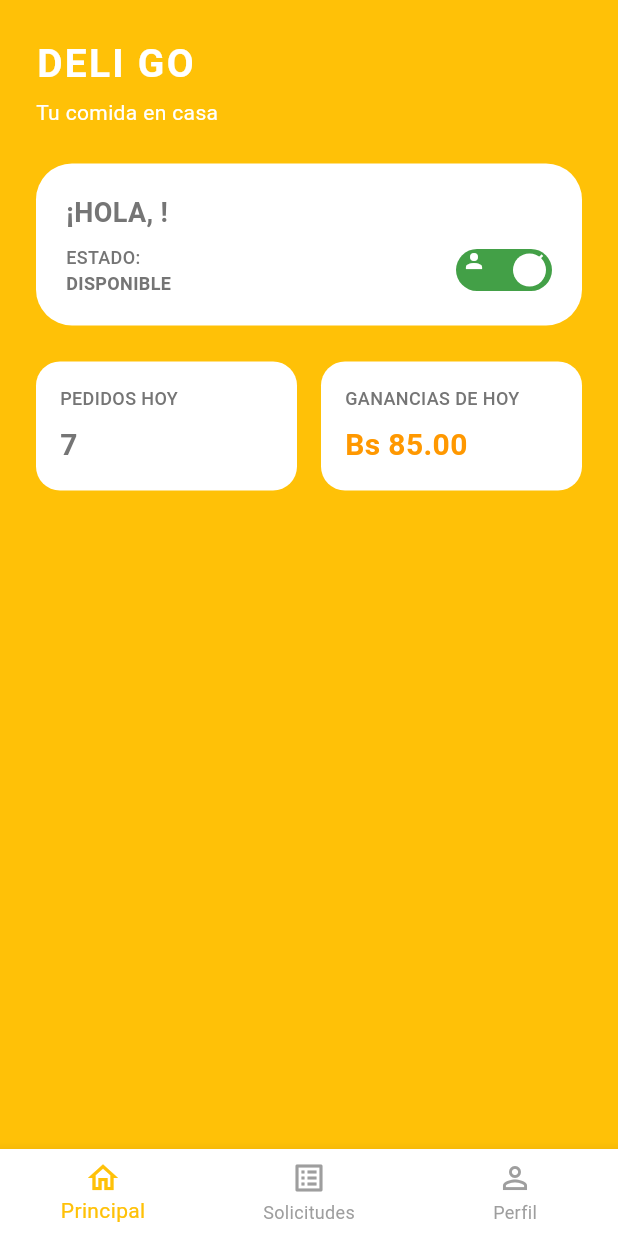
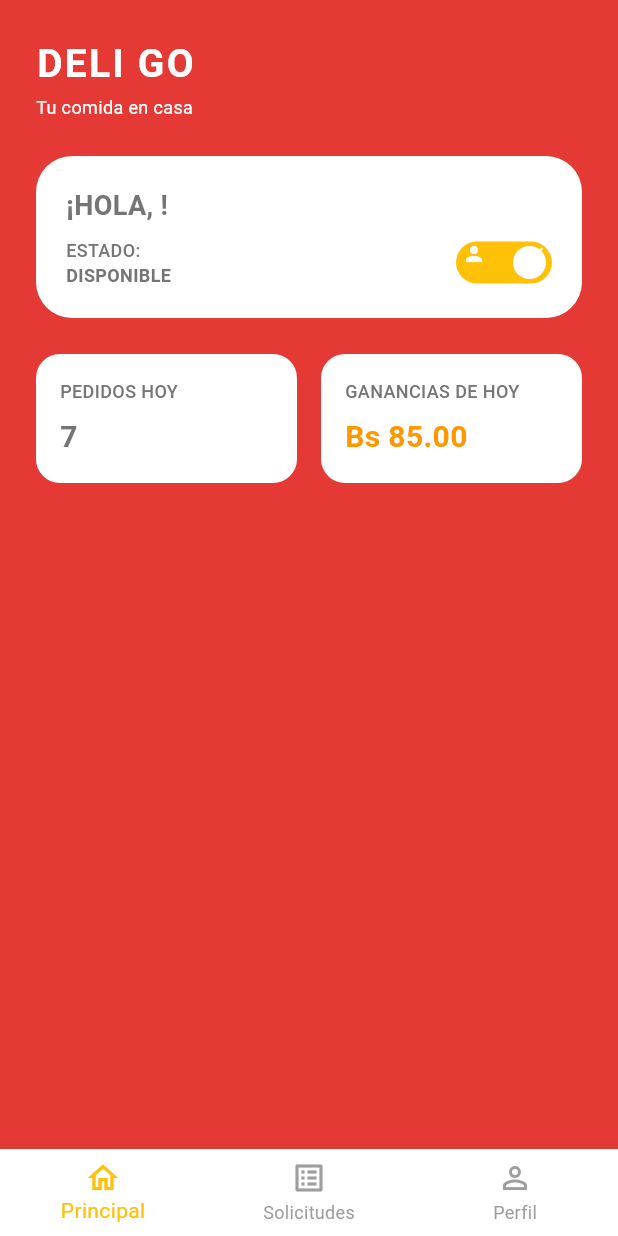
Before and after one commit to christianCarrion72/ihc_proyecto_chatbot_telegram, a Flutter app: the HomePage screen opened directly with empty values, after a tap on the "person" icon, on a phone screen of 412 x 824 dp. Run offline on Flutter 3.47's test engine with Material 3 defaults, Android fonts, the light colour scheme and no system bars; our stand-ins replace flutter_map, latlong2.

Commit message:
refactor [MOBILE]: Agregar el titulo con el componente reutilizable creado y navegar entre las rutas de las nuevas vistas creadas

```diff
--- a/restaurant_delivery_app/lib/features/home/presentation/pages/home_page.dart
+++ b/restaurant_delivery_app/lib/features/home/presentation/pages/home_page.dart
@@ -3,7 +3,9 @@ import 'dart:async';
 import 'package:flutter/material.dart';
 
 import '../../../../core/theme/app_colors.dart';
+import '../../../../shared/widgets/app_header.dart';
 import '../../../auth/domain/models/delivery.dart';
+import '../../../requests/presentation/pages/solicitudes_page.dart';
 import '../../services/delivery_service.dart';
 
 class HomePage extends StatefulWidget {
@@ -21,6 +23,7 @@ class _HomePageState extends State<HomePage> {
   bool _cambiandoEstado = false;
   bool _estadoLocal = false;
   Timer? _debounceTimer;
+  int _currentIndex = 0;
 
   Future<void> _sincronizarEstado() async {
     try {
@@ -74,34 +77,20 @@ class _HomePageState extends State<HomePage> {
     super.dispose();
   }
 
-  @override
-  Widget build(BuildContext context) {
-    final nombre = _delivery.nombre.toUpperCase();
-    final disponible = _estadoLocal;
+  void _onNavItemTapped(int index) {
+    setState(() {
+      _currentIndex = index;
+    });
+  }
 
-    return Scaffold(
-      backgroundColor: AppColors.secundary,
-      body: SafeArea(
-        child: SingleChildScrollView(
+  Widget _buildPrincipalContent(String nombre, bool disponible) {
+    return SingleChildScrollView(
       child: Padding(
         padding: const EdgeInsets.symmetric(horizontal: 24, vertical: 24),
         child: Column(
           crossAxisAlignment: CrossAxisAlignment.start,
           children: [
-                const Text(
-                  'DELI GO',
-                  style: TextStyle(
-                    fontSize: 26,
-                    fontWeight: FontWeight.bold,
-                    color: Colors.white,
-                    letterSpacing: 1.5,
-                  ),
-                ),
-                const SizedBox(height: 4),
-                const Text(
-                  'Tu comida en casa',
-                  style: TextStyle(fontSize: 14, color: Colors.white),
-                ),
+            const AppHeader(),
             const SizedBox(height: 24),
             Container(
               width: double.infinity,
@@ -149,12 +138,10 @@ class _HomePageState extends State<HomePage> {
                           duration: const Duration(milliseconds: 200),
                           width: 64,
                           height: 28,
-                              padding: const EdgeInsets.symmetric(
-                                horizontal: 4,
-                              ),
+                          padding: const EdgeInsets.symmetric(horizontal: 4),
                           decoration: BoxDecoration(
                             color: disponible
-                                    ? AppColors.success
+                                ? AppColors.secundary
                                 : Colors.red,
                             borderRadius: BorderRadius.circular(999),
                           ),
@@ -268,14 +255,27 @@ class _HomePageState extends State<HomePage> {
           ],
         ),
       ),
-        ),
-      ),
+    );
+  }
+
+  @override
+  Widget build(BuildContext context) {
+    final nombre = _delivery.nombre.toUpperCase();
+    final disponible = _estadoLocal;
+
+    final Widget body = _currentIndex == 0
+        ? _buildPrincipalContent(nombre, disponible)
+        : SolicitudesPage(delivery: _delivery, onChangeTab: _onNavItemTapped);
+
+    return Scaffold(
+      backgroundColor: AppColors.primary,
+      body: SafeArea(child: body),
       bottomNavigationBar: BottomNavigationBar(
         backgroundColor: Colors.white,
         selectedItemColor: AppColors.secundary,
         unselectedItemColor: Colors.grey,
-        currentIndex: 0,
-        onTap: (_) {},
+        currentIndex: _currentIndex,
+        onTap: _onNavItemTapped,
         items: const [
           BottomNavigationBarItem(
             icon: Icon(Icons.home_outlined),
```
Lines whose indentation alone changed are shown as unchanged.
